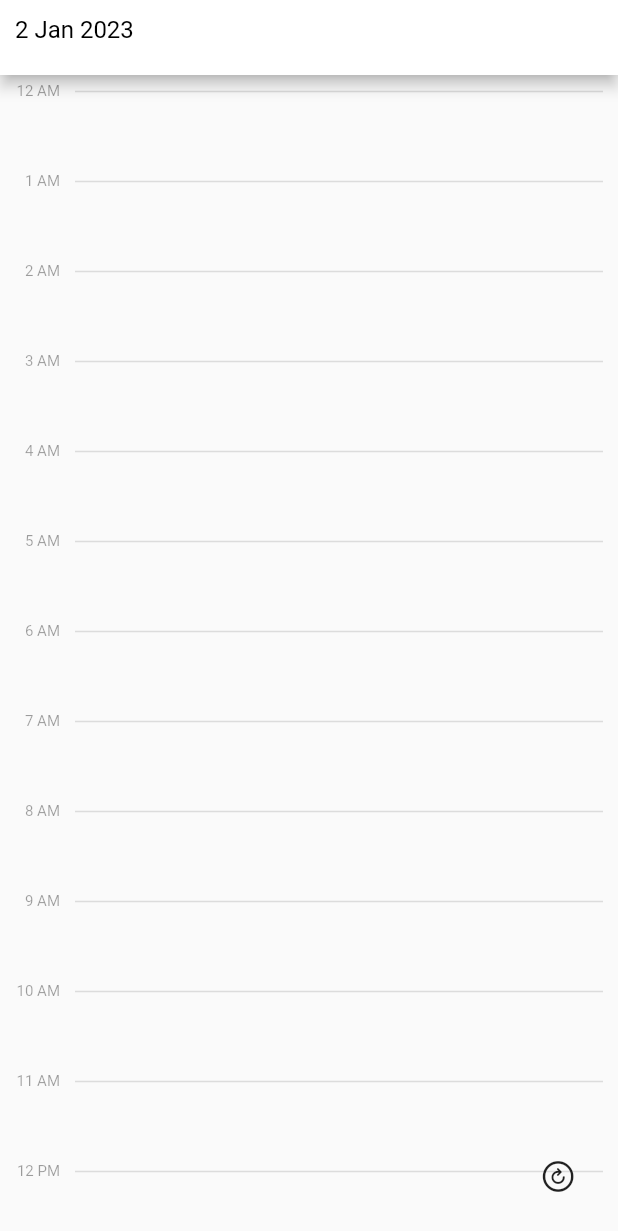
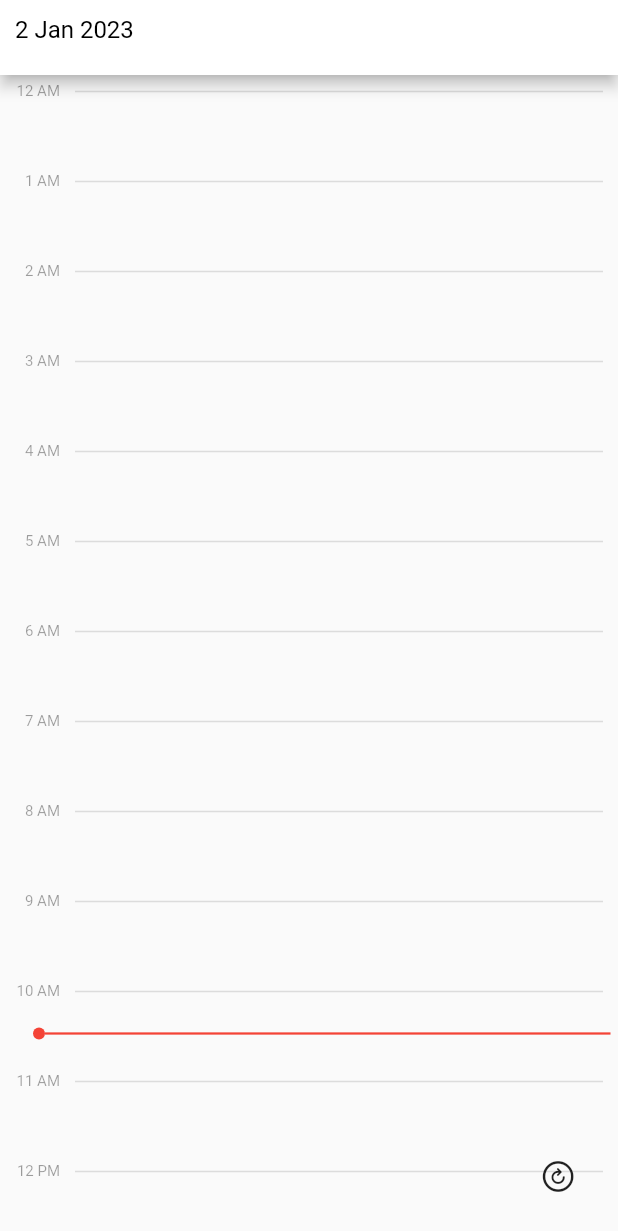
Before and after one commit to deniz-lee/flutter-demo, a Flutter app: the screen it shows after launch, swiped to page 2, on a phone screen of 412 x 824 dp. Shown: the top 1231 px of the screen. Run offline on Flutter 3.47's test engine with Material 2 defaults, Android fonts, the phone set to English and light mode, and no system bars; drawn by our look-alikes of scrollable_positioned_list; our stand-ins replace google_sign_in, googleapis_auth; missing offline and left inert: extension_google_sign_in_as_googleapis_auth, googleapis.

Commit message:
[deniz-lee] Modify daily page from ListView to ScrollView UX.

```diff
--- a/app/lib/model/constants.dart
+++ b/app/lib/model/constants.dart
@@ -9,3 +9,4 @@
 // Calender Widget Properties
 const int CALENDAR_GRID_CNT = 365;
 const int CALENDAR_LIST_CNT = 25;
+const double CALENDAR_LIST_ROW_HEIGHT = 60;
--- a/app/lib/provider/calendar_provider.dart
+++ b/app/lib/provider/calendar_provider.dart
@@ -138,7 +138,7 @@ extension DummyProvider on CalendarProvider {
           summary: "event2 1h"),
       Event(
           start: EventDateTime(
-            dateTime: DateTime.parse('2023-01-25 16:00:00'),
+            dateTime: DateTime.parse('2023-01-25 16:20:00'),
           ),
           end: EventDateTime(
             dateTime: DateTime.parse('2023-01-25 18:00:00'),
@@ -146,10 +146,10 @@ extension DummyProvider on CalendarProvider {
           summary: "event3 2h"),
       Event(
           start: EventDateTime(
-            dateTime: DateTime.parse('2023-01-25 12:00:00'),
+            dateTime: DateTime.parse('2023-01-25 12:30:00'),
           ),
           end: EventDateTime(
-            dateTime: DateTime.parse('2023-01-25 15:00:00'),
+            dateTime: DateTime.parse('2023-01-25 15:45:00'),
           ),
           summary: "event4 3h"),
       Event(
--- /dev/null
+++ b/app/lib/widget/daily/hourly_divider.dart
@@ -0,0 +1,35 @@
+import 'package:flutter/material.dart';
+import 'package:intl/intl.dart';
+
+class HourlyDivider extends StatelessWidget {
+  final BoxConstraints _constraints;
+  final DateTime _dateTime;
+  final double _height;
+
+  const HourlyDivider(this._constraints, this._dateTime, this._height,
+      {super.key});
+
+  @override
+  Widget build(BuildContext context) {
+    List<Widget> children = [];
+    String formattedDate = DateFormat("h a").format(_dateTime);
+    children.add(Container(
+      width: 30,
+      margin: const EdgeInsets.fromLTRB(10, 5, 0, 0),
+      child: Text(formattedDate,
+          textAlign: TextAlign.right,
+          style: const TextStyle(fontSize: 10, color: Colors.black38)),
+    ));
+    children.add(Container(
+      margin: const EdgeInsets.fromLTRB(10, 5, 0, 0),
+      height: 1,
+      width: _constraints.maxWidth - 60,
+      color: Colors.black12,
+    ));
+    return Container(
+      height: _height,
+      alignment: Alignment.topLeft,
+      child: Row(children: children),
+    );
+  }
+}
--- a/app/lib/widget/daily/list_cell.dart
+++ /dev/null
@@ -1,116 +0,0 @@
-import 'package:flutter/material.dart';
-import 'package:flutter_demo/widget/daily/event_cell.dart';
-import 'package:googleapis/calendar/v3.dart' as v3;
-import 'package:intl/intl.dart';
-
-class ListCell extends StatelessWidget {
-  final DateTime _dateTime;
-  final double _height;
-  final double _nowOffset;
-  final List<v3.Event>? _events;
-
-  const ListCell(this._dateTime, this._nowOffset, this._height, this._events,
-      {super.key});
-
-  @override
-  Widget build(BuildContext context) {
-    Widget layoutBuilder = LayoutBuilder(
-        builder: (BuildContext context, BoxConstraints constraints) {
-      return listCell(constraints, _dateTime);
-    });
-    return layoutBuilder;
-  }
-
-  Widget listCell(BoxConstraints constraints, DateTime dateTime) {
-    List<Widget> children = [];
-    children.add(listDivider(constraints, _dateTime));
-
-    List<v3.Event> events = _events ?? [];
-    for (v3.Event event in events) {
-      if (event.start?.date?.hour == _dateTime.hour) {
-        EventCell cell = EventCell(event);
-        children.add(cell);
-      } else if (event.start?.dateTime?.hour == _dateTime.hour) {
-        EventCell cell = EventCell(event);
-        children.add(cell);
-      }
-    }
-
-    List<Widget> stackChildren = [];
-    stackChildren.add(Container(
-        height: _height,
-        alignment: Alignment.topLeft,
-        child: Column(
-          mainAxisAlignment: MainAxisAlignment.start,
-          crossAxisAlignment: CrossAxisAlignment.start,
-          children: children,
-        )));
-
-    if (_nowOffset > 0) {
-      stackChildren.add(nowTimeDivider(constraints, _nowOffset));
-    }
-    return Stack(children: stackChildren);
-  }
-
-  Widget nowTimeDivider(BoxConstraints constraints, double offset) {
-    DateTime now = DateTime.now();
-    String formattedDate = DateFormat("h:mm").format(now);
-
-    return Positioned(
-        top: offset,
-        child: Row(
-          crossAxisAlignment: CrossAxisAlignment.center,
-          children: [
-            Container(
-              width: 35,
-              margin: const EdgeInsets.fromLTRB(1, 0, 1, 0),
-              child: Text(formattedDate,
-                  textAlign: TextAlign.right,
-                  style: const TextStyle(
-                      fontSize: 11,
-                      color: Colors.red,
-                      fontWeight: FontWeight.bold)),
-            ),
-            Container(
-              width: 8,
-              height: 8,
-              margin: const EdgeInsets.fromLTRB(5, 0, 0, 0),
-              decoration: BoxDecoration(
-                  color: Colors.red, borderRadius: BorderRadius.circular(8)),
-            ),
-            Container(
-              margin: const EdgeInsets.fromLTRB(0, 0, 0, 0),
-              width: constraints.maxWidth - 55,
-              height: 1.5,
-              color: Colors.red,
-            ),
-          ],
-        ));
-  }
-
-  Widget listDivider(BoxConstraints constraints, DateTime dateTime) {
-    List<Widget> children = [];
-    String formattedDate = DateFormat("h a").format(_dateTime);
-    if (_nowOffset > 0 && _nowOffset < 15) {
-      formattedDate = "";
-    }
-    children.add(Container(
-      width: 30,
-      margin: const EdgeInsets.fromLTRB(10, 5, 0, 0),
-      child: Text(formattedDate,
-          textAlign: TextAlign.right,
-          style: const TextStyle(fontSize: 10, color: Colors.black38)),
-    ));
-    children.add(Container(
-      margin: const EdgeInsets.fromLTRB(10, 5, 0, 0),
-      height: 1,
-      width: constraints.maxWidth - 60,
-      color: Colors.black12,
-    ));
-    return Container(
-      child: Row(
-        children: children,
-      ),
-    );
-  }
-}
--- a/app/lib/widget/daily/list_widget.dart
+++ /dev/null
@@ -1,90 +0,0 @@
-import 'package:flutter/material.dart';
-import 'package:flutter_demo/model/constants.dart' as Constants;
-import 'package:flutter_demo/provider/calendar_provider.dart';
-import 'package:flutter_demo/widget/daily/list_cell.dart';
-import 'package:flutter_demo/widget/daily/page_app_bar.dart' as Daily;
-import 'package:googleapis/calendar/v3.dart';
-import 'package:intl/intl.dart';
-import 'package:provider/provider.dart';
-import 'package:scrollable_positioned_list/scrollable_positioned_list.dart';
-
-class ListWidget extends StatefulWidget {
-  final DateTime _dateTime;
-
-  ListWidget(this._dateTime, {super.key});
-
-  @override
-  State<ListWidget> createState() => _ListWidgetState();
-}
-
-class _ListWidgetState extends State<ListWidget> {
-  final ItemScrollController _itemScrollController = ItemScrollController();
-  final ItemPositionsListener _itemPositionsListener =
-      ItemPositionsListener.create();
-
-  late ScrollController _controller;
-  late DateTime _dateTime;
-
-  @override
-  void initState() {
-    super.initState();
-    _dateTime = widget._dateTime;
-    _controller = ScrollController();
-    _controller.addListener(() {
-      if (_controller.hasClients) {
-        if (_controller.position.maxScrollExtent == _controller.offset) {}
-      }
-    });
-    _itemPositionsListener.itemPositions.addListener(() {
-      // print("${_itemPositionsListener.itemPositions.value}");
-    });
-  }
-
-  @override
-  void dispose() {
-    _controller.dispose();
-    super.dispose();
-  }
-
-  @override
-  Widget build(BuildContext context) {
-    print("[ListWidget] build");
-
-    int currentTimeIndex = -1;
-    double currentTimeOffset = -1;
-    DateTime now = DateTime.now();
-    if (_dateTime.year == now.year &&
-        _dateTime.month == now.month &&
-        _dateTime.day == now.day) {
-      int seconds = now.second + now.minute * 60 + now.hour * 3600;
-      currentTimeIndex = seconds ~/ 3600;
-      currentTimeOffset = now.minute > 45 ? 10 : now.minute.toDouble() + 5;
-      print("${currentTimeIndex}, ${seconds % 3600}");
-    }
-    return Scaffold(
-        appBar: Daily.PageAppBar(_dateTime),
-        body: ScrollablePositionedList.builder(
-            itemCount: Constants.CALENDAR_LIST_CNT,
-            itemScrollController: _itemScrollController,
-            itemPositionsListener: _itemPositionsListener,
-            itemBuilder: (context, index) {
-              DateTime startDate = _dateTime;
-              final targetDate = startDate.add(Duration(hours: index));
-
-              double nowOffset =
-                  index == currentTimeIndex ? currentTimeOffset : 0;
-              String formattedDate =
-                  DateFormat('yyyy-MM-dd').format(targetDate);
-              List<Event>? events =
-                  Provider.of<CalendarProvider>(context).events[formattedDate];
-              double height =
-                  index == Constants.CALENDAR_LIST_CNT - 1 ? 20 : 60;
-              if (events != null) {
-                return Center(
-                    child: ListCell(targetDate, nowOffset, height, events));
-              }
-              return Center(
-                  child: ListCell(targetDate, nowOffset, height, null));
-            }));
-  }
-}
--- a/app/lib/widget/daily/pager_widget.dart
+++ b/app/lib/widget/daily/pager_widget.dart
@@ -1,5 +1,5 @@
 import 'package:flutter/material.dart';
-import 'package:flutter_demo/widget/daily/list_widget.dart';
+import 'package:flutter_demo/widget/daily/scroll_widget.dart';
 
 class PagerWidget extends StatefulWidget {
   const PagerWidget({super.key});
@@ -29,12 +29,13 @@ class _PagerWidgetState extends State<PagerWidget> {
   @override
   Widget build(BuildContext context) {
     DateTime startDate = DateTime(2023, 1, 1, 0);
+
     return PageView.builder(
         controller: _controller,
         itemCount: 365,
         itemBuilder: (BuildContext context, int index) {
           final targetDate = startDate.add(Duration(days: index));
-          return ListWidget(targetDate);
+          return ScrollWidget(targetDate);
         });
   }
 }
--- /dev/null
+++ b/app/lib/widget/daily/today_indicator.dart
@@ -0,0 +1,44 @@
+import 'package:flutter/material.dart';
+
+class TodayIndicator extends StatelessWidget {
+  final BoxConstraints _constraints;
+
+  const TodayIndicator(this._constraints, {super.key});
+
+  @override
+  Widget build(BuildContext context) {
+    List<Widget> children = [];
+    // DateTime now = DateTime.now();
+    // int offset = now.hour * 60 + now.minute;
+    // String formattedDate = DateFormat("h:mm").format(now);
+    // children.add(Container(
+    //   width: 35,
+    //   margin: const EdgeInsets.fromLTRB(1, 0, 1, 0),
+    //   child: Text(formattedDate,
+    //       textAlign: TextAlign.right,
+    //       style: const TextStyle(
+    //           fontSize: 11, color: Colors.red, fontWeight: FontWeight.bold)),
+    // ));
+    children.add(Container(
+      width: 15,
+      margin: const EdgeInsets.fromLTRB(1, 0, 1, 0),
+    ));
+    children.add(Container(
+      width: 8,
+      height: 8,
+      margin: const EdgeInsets.fromLTRB(5, 0, 0, 0),
+      decoration: BoxDecoration(
+          color: Colors.red, borderRadius: BorderRadius.circular(8)),
+    ));
+    children.add(Container(
+      margin: const EdgeInsets.fromLTRB(0, 0, 0, 0),
+      width: _constraints.maxWidth - 35,
+      height: 1.5,
+      color: Colors.red,
+    ));
+    return Row(
+      crossAxisAlignment: CrossAxisAlignment.center,
+      children: children,
+    );
+  }
+}
```
Also changed, not shown: app/lib/widget/daily/event_cell.dart (+32 -6 lines), app/lib/widget/daily/scroll_widget.dart (added, +110 -0 lines).
